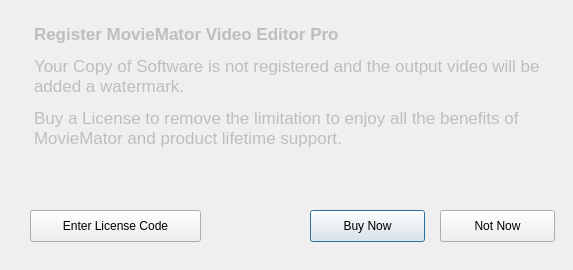
This is src/MovieMator/src/dialogs/registrationtipsdialog.ui in hansewu/MovieMator as Qt 5 draws it before an edit. The edited form follows.
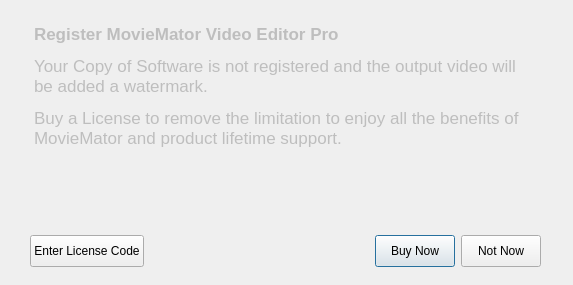
This is the edited form. Icons and pictures are not drawn.

Diff of the .ui file:
```diff
--- a/src/MovieMator/src/dialogs/registrationtipsdialog.ui
+++ b/src/MovieMator/src/dialogs/registrationtipsdialog.ui
@@ -10,7 +10,7 @@
     <x>0</x>
     <y>0</y>
     <width>573</width>
-    <height>270</height>
+    <height>285</height>
    </rect>
   </property>
   <property name="sizePolicy">
@@ -22,67 +22,18 @@
   <property name="minimumSize">
    <size>
     <width>573</width>
-    <height>270</height>
+    <height>285</height>
    </size>
   </property>
   <property name="maximumSize">
    <size>
     <width>573</width>
-    <height>270</height>
+    <height>285</height>
    </size>
   </property>
   <property name="windowTitle">
    <string/>
   </property>
-  <widget class="QPushButton" name="buynowButton">
-   <property name="geometry">
-    <rect>
-     <x>310</x>
-     <y>210</y>
-     <width>115</width>
-     <height>32</height>
-    </rect>
-   </property>
-   <property name="text">
-    <string>Buy Now</string>
-   </property>
-   <property name="icon">
-    <iconset resource="../../icons/resources.qrc">
-     <normaloff>:/icons/light/32x32/toolbar-buynow.png</normaloff>:/icons/light/32x32/toolbar-buynow.png</iconset>
-   </property>
-   <property name="iconSize">
-    <size>
-     <width>32</width>
-     <height>32</height>
-    </size>
-   </property>
-   <property name="default">
-    <bool>true</bool>
-   </property>
-  </widget>
-  <widget class="QPushButton" name="registerButton">
-   <property name="geometry">
-    <rect>
-     <x>30</x>
-     <y>210</y>
-     <width>171</width>
-     <height>32</height>
-    </rect>
-   </property>
-   <property name="text">
-    <string>Enter License Code</string>
-   </property>
-   <property name="icon">
-    <iconset resource="../../icons/resources.qrc">
-     <normaloff>:/icons/light/32x32/toolbar-activate.png</normaloff>:/icons/light/32x32/toolbar-activate.png</iconset>
-   </property>
-   <property name="iconSize">
-    <size>
-     <width>32</width>
-     <height>32</height>
-    </size>
-   </property>
-  </widget>
   <widget class="QTextEdit" name="textEdit">
    <property name="enabled">
     <bool>false</bool>
@@ -91,13 +42,19 @@
     <rect>
      <x>30</x>
      <y>20</y>
-     <width>521</width>
-     <height>171</height>
+     <width>511</width>
+     <height>185</height>
     </rect>
    </property>
    <property name="frameShape">
     <enum>QFrame::NoFrame</enum>
    </property>
+   <property name="verticalScrollBarPolicy">
+    <enum>Qt::ScrollBarAlwaysOff</enum>
+   </property>
+   <property name="horizontalScrollBarPolicy">
+    <enum>Qt::ScrollBarAlwaysOff</enum>
+   </property>
    <property name="html">
     <string>&lt;!DOCTYPE HTML PUBLIC &quot;-//W3C//DTD HTML 4.0//EN&quot; &quot;http://www.w3.org/TR/REC-html40/strict.dtd&quot;&gt;
 &lt;html&gt;&lt;head&gt;&lt;meta name=&quot;qrichtext&quot; content=&quot;1&quot; /&gt;&lt;style type=&quot;text/css&quot;&gt;
@@ -109,18 +66,110 @@
 &lt;p style=&quot;-qt-paragraph-type:empty; margin-top:0px; margin-bottom:0px; margin-left:0px; margin-right:0px; -qt-block-indent:0; text-indent:0px; font-family:'.Helvetica Neue DeskInterface'; font-size:13pt;&quot;&gt;&lt;br /&gt;&lt;/p&gt;&lt;/body&gt;&lt;/html&gt;</string>
    </property>
   </widget>
-  <widget class="QPushButton" name="evaluateButton">
+  <widget class="QWidget" name="">
    <property name="geometry">
     <rect>
-     <x>440</x>
-     <y>210</y>
-     <width>115</width>
-     <height>32</height>
+     <x>30</x>
+     <y>230</y>
+     <width>511</width>
+     <height>43</height>
     </rect>
    </property>
-   <property name="text">
-    <string>Not Now</string>
-   </property>
+   <layout class="QHBoxLayout" name="horizontalLayout">
+    <item>
+     <widget class="QPushButton" name="registerButton">
+      <property name="sizePolicy">
+       <sizepolicy hsizetype="Preferred" vsizetype="Fixed">
+        <horstretch>0</horstretch>
+        <verstretch>0</verstretch>
+       </sizepolicy>
+      </property>
+      <property name="maximumSize">
+       <size>
+        <width>16777215</width>
+        <height>32</height>
+       </size>
+      </property>
+      <property name="text">
+       <string>Enter License Code</string>
+      </property>
+      <property name="icon">
+       <iconset resource="../../icons/resources.qrc">
+        <normaloff>:/icons/light/32x32/toolbar-activate.png</normaloff>:/icons/light/32x32/toolbar-activate.png</iconset>
+      </property>
+      <property name="iconSize">
+       <size>
+        <width>32</width>
+        <height>32</height>
+       </size>
+      </property>
+     </widget>
+    </item>
+    <item>
+     <spacer name="horizontalSpacer">
+      <property name="orientation">
+       <enum>Qt::Horizontal</enum>
+      </property>
+      <property name="sizeHint" stdset="0">
+       <size>
+        <width>40</width>
+        <height>20</height>
+       </size>
+      </property>
+     </spacer>
+    </item>
+    <item>
+     <widget class="QPushButton" name="buynowButton">
+      <property name="sizePolicy">
+       <sizepolicy hsizetype="Preferred" vsizetype="Fixed">
+        <horstretch>0</horstretch>
+        <verstretch>0</verstretch>
+       </sizepolicy>
+      </property>
+      <property name="maximumSize">
+       <size>
+        <width>16777215</width>
+        <height>32</height>
+       </size>
+      </property>
+      <property name="text">
+       <string>Buy Now</string>
+      </property>
+      <property name="icon">
+       <iconset resource="../../icons/resources.qrc">
+        <normaloff>:/icons/light/32x32/toolbar-buynow.png</normaloff>:/icons/light/32x32/toolbar-buynow.png</iconset>
+      </property>
+      <property name="iconSize">
+       <size>
+        <width>32</width>
+        <height>32</height>
+       </size>
+      </property>
+      <property name="default">
+       <bool>true</bool>
+      </property>
+     </widget>
+    </item>
+    <item>
+     <widget class="QPushButton" name="evaluateButton">
+      <property name="sizePolicy">
+       <sizepolicy hsizetype="Preferred" vsizetype="Fixed">
+        <horstretch>0</horstretch>
+        <verstretch>0</verstretch>
+       </sizepolicy>
+      </property>
+      <property name="minimumSize">
+       <size>
+        <width>0</width>
+        <height>32</height>
+       </size>
+      </property>
+      <property name="text">
+       <string>Not Now</string>
+      </property>
+     </widget>
+    </item>
+   </layout>
   </widget>
  </widget>
  <resources>
```
